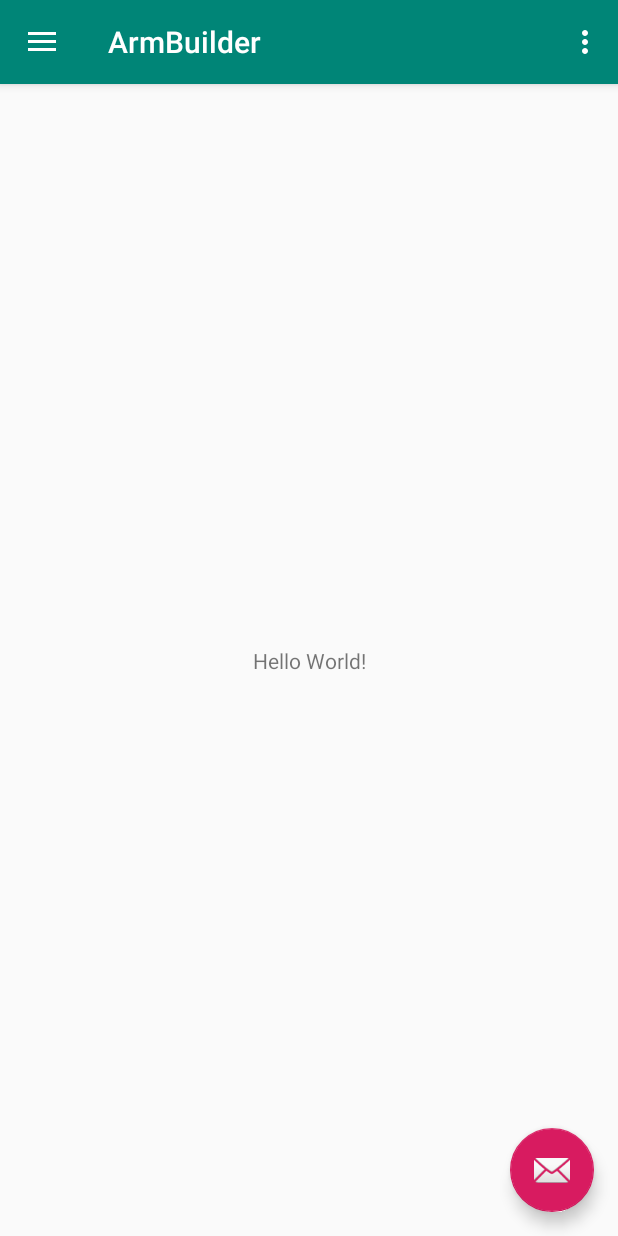
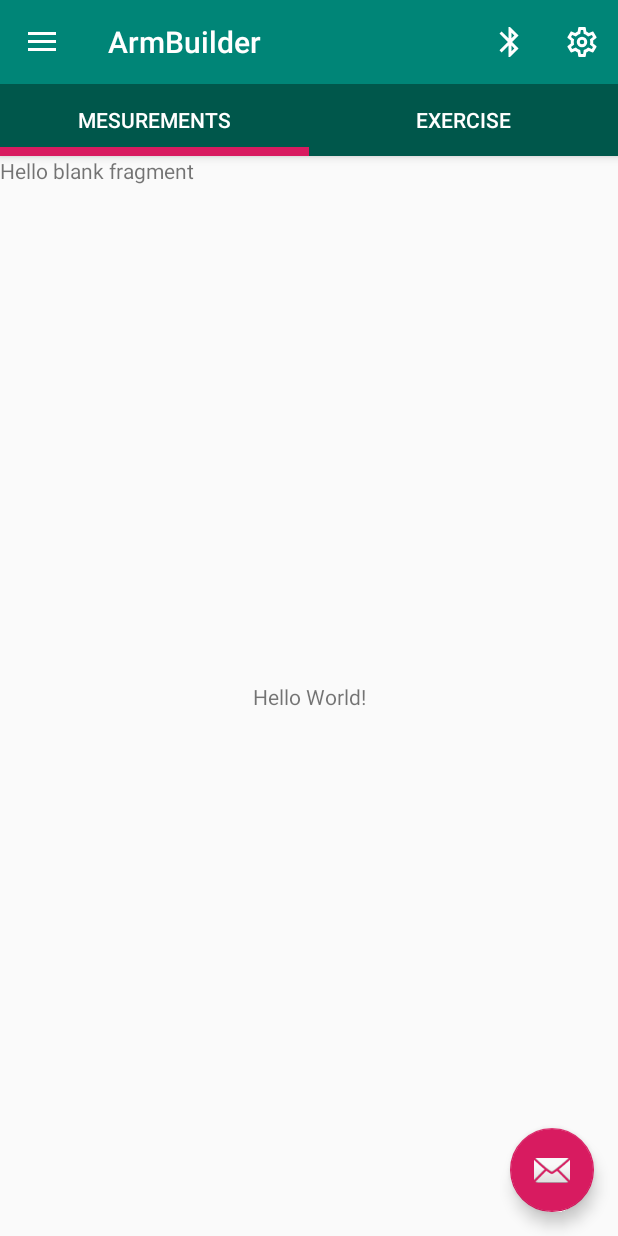
Before and after one commit to amargorin/ArmBuilder, an Android app: the screen it shows after launch (MainActivity), on a phone screen of 412 x 824 dp. Run offline under Robolectric (Android 15) with nearby library versions, the phone set to English and light mode, and no system bars.

Commit message:
Added tabs and test fragment

```diff
--- a/app/build.gradle
+++ b/app/build.gradle
@@ -23,6 +23,7 @@ dependencies {
     implementation 'com.android.support:appcompat-v7:28.0.0'
     implementation 'com.android.support:design:28.0.0'
     implementation 'com.android.support.constraint:constraint-layout:1.1.3'
+    implementation 'com.android.support:support-v4:28.0.0'
     testImplementation 'junit:junit:4.12'
     androidTestImplementation 'com.android.support.test:runner:1.0.2'
     androidTestImplementation 'com.android.support.test.espresso:espresso-core:3.0.2'
--- a/app/src/main/java/pro/matyschenko/armbuilder/armbuilder/MainActivity.java
+++ b/app/src/main/java/pro/matyschenko/armbuilder/armbuilder/MainActivity.java
@@ -3,6 +3,8 @@ package pro.matyschenko.armbuilder.armbuilder;
 import android.os.Bundle;
 import android.support.design.widget.FloatingActionButton;
 import android.support.design.widget.Snackbar;
+import android.support.design.widget.TabLayout;
+import android.support.v4.view.ViewPager;
 import android.view.View;
 import android.support.design.widget.NavigationView;
 import android.support.v4.view.GravityCompat;
@@ -13,15 +15,21 @@ import android.support.v7.widget.Toolbar;
 import android.view.Menu;
 import android.view.MenuItem;
 
+import pro.matyschenko.armbuilder.armbuilder.adapter.TabsPagerFragmentAdapter;
+
 public class MainActivity extends AppCompatActivity
         implements NavigationView.OnNavigationItemSelectedListener {
+
+    Toolbar toolbar;
+    ViewPager viewPager;
 
     @Override
     protected void onCreate(Bundle savedInstanceState) {
         super.onCreate(savedInstanceState);
         setContentView(R.layout.activity_main);
-        Toolbar toolbar = (Toolbar) findViewById(R.id.toolbar);
+        toolbar = (Toolbar) findViewById(R.id.toolbar);
         setSupportActionBar(toolbar);
+
 
         FloatingActionButton fab = (FloatingActionButton) findViewById(R.id.fab);
         fab.setOnClickListener(new View.OnClickListener() {
@@ -32,14 +40,8 @@ public class MainActivity extends AppCompatActivity
             }
         });
 
-        DrawerLayout drawer = (DrawerLayout) findViewById(R.id.drawer_layout);
-        ActionBarDrawerToggle toggle = new ActionBarDrawerToggle(
-                this, drawer, toolbar, R.string.navigation_drawer_open, R.string.navigation_drawer_close);
-        drawer.addDrawerListener(toggle);
-        toggle.syncState();
-
-        NavigationView navigationView = (NavigationView) findViewById(R.id.nav_view);
-        navigationView.setNavigationItemSelectedListener(this);
+        initNavigationView();
+        initTabs();
     }
 
     @Override
@@ -98,4 +100,25 @@ public class MainActivity extends AppCompatActivity
         drawer.closeDrawer(GravityCompat.START);
         return true;
     }
+
+    private void initNavigationView() {
+        DrawerLayout drawer = (DrawerLayout) findViewById(R.id.drawer_layout);
+        ActionBarDrawerToggle toggle = new ActionBarDrawerToggle(
+                this, drawer, toolbar, R.string.navigation_drawer_open, R.string.navigation_drawer_close);
+        drawer.addDrawerListener(toggle);
+        toggle.syncState();
+
+        NavigationView navigationView = (NavigationView) findViewById(R.id.nav_view);
+        navigationView.setNavigationItemSelectedListener(this);
+    }
+
+    private void initTabs() {
+        viewPager = (ViewPager) findViewById(R.id.viewPager);
+        TabsPagerFragmentAdapter adapter = new TabsPagerFragmentAdapter(getSupportFragmentManager());
+        viewPager.setAdapter(adapter);
+
+        TabLayout tabLayout = (TabLayout) findViewById(R.id.tabLayout);
+        tabLayout.setupWithViewPager(viewPager);
+
+    }
 }
--- /dev/null
+++ b/app/src/main/java/pro/matyschenko/armbuilder/armbuilder/adapter/TabsPagerFragmentAdapter.java
@@ -0,0 +1,43 @@
+package pro.matyschenko.armbuilder.armbuilder.adapter;
+
+import android.support.annotation.Nullable;
+import android.support.v4.app.Fragment;
+import android.support.v4.app.FragmentManager;
+import android.support.v4.app.FragmentPagerAdapter;
+
+import pro.matyschenko.armbuilder.armbuilder.fragment.MesurementFragment;
+
+public class TabsPagerFragmentAdapter extends FragmentPagerAdapter {
+
+    private String[] tabs;
+
+    public TabsPagerFragmentAdapter(FragmentManager fm) {
+        super(fm);
+        tabs = new String[] {
+                "MESUREMENTS", "EXERCISE"
+        };
+
+    }
+
+    @Nullable
+    @Override
+    public CharSequence getPageTitle(int position) {
+        return tabs[position];
+    }
+
+    @Override
+    public Fragment getItem(int i) {
+        switch (i) {
+            case 0:
+                return MesurementFragment.newInstance();
+            case 1:
+                return MesurementFragment.newInstance();
+        }
+        return null;
+    }
+
+    @Override
+    public int getCount() {
+        return tabs.length;
+    }
+}
--- /dev/null
+++ b/app/src/main/java/pro/matyschenko/armbuilder/armbuilder/fragment/MesurementFragment.java
@@ -0,0 +1,93 @@
+package pro.matyschenko.armbuilder.armbuilder.fragment;
+
+import android.content.Context;
+import android.net.Uri;
+import android.os.Bundle;
+import android.support.v4.app.Fragment;
+import android.view.LayoutInflater;
+import android.view.View;
+import android.view.ViewGroup;
+
+import pro.matyschenko.armbuilder.armbuilder.R;
+
+public class MesurementFragment extends Fragment {
+    // TODO: Rename parameter arguments, choose names that match
+    // the fragment initialization parameters, e.g. ARG_ITEM_NUMBER
+    private static final String ARG_PARAM1 = "param1";
+    private static final String ARG_PARAM2 = "param2";
+
+    // TODO: Rename and change types of parameters
+    private String mParam1;
+    private String mParam2;
+
+//    private OnFragmentInteractionListener mListener;
+
+    public MesurementFragment() {
+        // Required empty public constructor
+    }
+
+    // TODO: Rename and change types and number of parameters
+    public static MesurementFragment newInstance() {
+        MesurementFragment fragment = new MesurementFragment();
+        Bundle args = new Bundle();
+//        args.putString(ARG_PARAM1, param1);
+//        args.putString(ARG_PARAM2, param2);
+        fragment.setArguments(args);
+        return fragment;
+    }
+
+    @Override
+    public void onCreate(Bundle savedInstanceState) {
+        super.onCreate(savedInstanceState);
+        if (getArguments() != null) {
+            mParam1 = getArguments().getString(ARG_PARAM1);
+            mParam2 = getArguments().getString(ARG_PARAM2);
+        }
+    }
+
+    @Override
+    public View onCreateView(LayoutInflater inflater, ViewGroup container,
+                             Bundle savedInstanceState) {
+        // Inflate the layout for this fragment
+        return inflater.inflate(R.layout.fragment_mesurement, container, false);
+    }
+
+//    // TODO: Rename method, update argument and hook method into UI event
+//    public void onButtonPressed(Uri uri) {
+//        if (mListener != null) {
+//            mListener.onFragmentInteraction(uri);
+//        }
+//    }
+
+//    @Override
+//    public void onAttach(Context context) {
+//        super.onAttach(context);
+//        if (context instanceof OnFragmentInteractionListener) {
+//            mListener = (OnFragmentInteractionListener) context;
+//        } else {
+//            throw new RuntimeException(context.toString()
+//                    + " must implement OnFragmentInteractionListener");
+//        }
+//    }
+
+//    @Override
+//    public void onDetach() {
+//        super.onDetach();
+//        mListener = null;
+//    }
+
+    /**
+     * This interface must be implemented by activities that contain this
+     * fragment to allow an interaction in this fragment to be communicated
+     * to the activity and potentially other fragments contained in that
+     * activity.
+     * <p>
+     * See the Android Training lesson <a href=
+     * "http://developer.android.com/training/basics/fragments/communicating.html"
+     * >Communicating with Other Fragments</a> for more information.
+     */
+//    public interface OnFragmentInteractionListener {
+//        // TODO: Update argument type and name
+//        void onFragmentInteraction(Uri uri);
+//    }
+}
--- /dev/null
+++ b/app/src/main/res/drawable/bluetooth.xml
@@ -0,0 +1,8 @@
+<!-- drawable/bluetooth.xml -->
+<vector xmlns:android="http://schemas.android.com/apk/res/android"
+    android:height="24dp"
+    android:width="24dp"
+    android:viewportWidth="24"
+    android:viewportHeight="24">
+    <path android:fillColor="#fff" android:pathData="M14.88,16.29L13,18.17V14.41M13,5.83L14.88,7.71L13,9.58M17.71,7.71L12,2H11V9.58L6.41,5L5,6.41L10.59,12L5,17.58L6.41,19L11,14.41V22H12L17.71,16.29L13.41,12L17.71,7.71Z" />
+</vector>
--- /dev/null
+++ b/app/src/main/res/drawable/plus.xml
@@ -0,0 +1,8 @@
+<!-- drawable/plus.xml -->
+<vector xmlns:android="http://schemas.android.com/apk/res/android"
+    android:height="24dp"
+    android:width="24dp"
+    android:viewportWidth="24"
+    android:viewportHeight="24">
+    <path android:fillColor="#000" android:pathData="M19,13H13V19H11V13H5V11H11V5H13V11H19V13Z" />
+</vector>
--- /dev/null
+++ b/app/src/main/res/drawable/settings_outline.xml
@@ -0,0 +1,8 @@
+<!-- drawable/settings-outline.xml -->
+<vector xmlns:android="http://schemas.android.com/apk/res/android"
+    android:height="24dp"
+    android:width="24dp"
+    android:viewportWidth="24"
+    android:viewportHeight="24">
+    <path android:fillColor="#fff" android:pathData="M19.43,12.97L21.54,14.63C21.73,14.78 21.78,15.05 21.66,15.27L19.66,18.73C19.54,18.95 19.27,19.03 19.05,18.95L16.56,17.94C16.04,18.34 15.5,18.67 14.87,18.93L14.5,21.58C14.46,21.82 14.25,22 14,22H10C9.75,22 9.54,21.82 9.5,21.58L9.13,18.93C8.5,18.68 7.96,18.34 7.44,17.94L4.95,18.95C4.73,19.03 4.46,18.95 4.34,18.73L2.34,15.27C2.21,15.05 2.27,14.78 2.46,14.63L4.57,12.97L4.5,12L4.57,11L2.46,9.37C2.27,9.22 2.21,8.95 2.34,8.73L4.34,5.27C4.46,5.05 4.73,4.96 4.95,5.05L7.44,6.05C7.96,5.66 8.5,5.32 9.13,5.07L9.5,2.42C9.54,2.18 9.75,2 10,2H14C14.25,2 14.46,2.18 14.5,2.42L14.87,5.07C15.5,5.32 16.04,5.66 16.56,6.05L19.05,5.05C19.27,4.96 19.54,5.05 19.66,5.27L21.66,8.73C21.78,8.95 21.73,9.22 21.54,9.37L19.43,11L19.5,12L19.43,12.97M6.5,12C6.5,12.58 6.59,13.13 6.75,13.66L4.68,15.36L5.43,16.66L7.95,15.72C8.69,16.53 9.68,17.12 10.8,17.37L11.24,20H12.74L13.18,17.37C14.3,17.13 15.3,16.54 16.05,15.73L18.56,16.67L19.31,15.37L17.24,13.67C17.41,13.14 17.5,12.58 17.5,12C17.5,11.43 17.41,10.87 17.25,10.35L19.31,8.66L18.56,7.36L16.06,8.29C15.31,7.47 14.31,6.88 13.19,6.63L12.75,4H11.25L10.81,6.63C9.69,6.88 8.69,7.47 7.94,8.29L5.44,7.35L4.69,8.65L6.75,10.35C6.59,10.87 6.5,11.43 6.5,12M12,8.5A3.5,3.5 0 0,1 15.5,12A3.5,3.5 0 0,1 12,15.5A3.5,3.5 0 0,1 8.5,12A3.5,3.5 0 0,1 12,8.5M12,10.5A1.5,1.5 0 0,0 10.5,12A1.5,1.5 0 0,0 12,13.5A1.5,1.5 0 0,0 13.5,12A1.5,1.5 0 0,0 12,10.5Z" />
+</vector>
--- a/app/src/main/res/layout/app_bar_main.xml
+++ b/app/src/main/res/layout/app_bar_main.xml
@@ -18,7 +18,25 @@
             android:background="?attr/colorPrimary"
             app:popupTheme="@style/AppTheme.PopupOverlay" />
 
+        <android.support.design.widget.TabLayout
+            android:id="@+id/tabLayout"
+            android:background="?attr/colorPrimaryDark"
+            android:layout_width="match_parent"
+            android:layout_height="wrap_content"
+            app:tabIndicatorColor="@color/colorAccent"
+            app:tabIndicatorHeight="6dp"
+            app:tabSelectedTextColor="@android:color/white"
+            app:tabTextColor="@android:color/white">
+
+        </android.support.design.widget.TabLayout>
+
     </android.support.design.widget.AppBarLayout>
+
+    <android.support.v4.view.ViewPager
+        android:id="@+id/viewPager"
+        android:layout_height="match_parent"
+        android:layout_width="match_parent"
+        app:layout_behavior="@string/appbar_scrolling_view_behavior"/>
 
     <include layout="@layout/content_main" />
 
--- /dev/null
+++ b/app/src/main/res/layout/fragment_mesurement.xml
@@ -0,0 +1,14 @@
+<?xml version="1.0" encoding="utf-8"?>
+<FrameLayout xmlns:android="http://schemas.android.com/apk/res/android"
+    xmlns:tools="http://schemas.android.com/tools"
+    android:layout_width="match_parent"
+    android:layout_height="match_parent"
+    tools:context=".fragment.MesurementFragment">
+
+    <!-- TODO: Update blank fragment layout -->
+    <TextView
+        android:layout_width="match_parent"
+        android:layout_height="match_parent"
+        android:text="@string/hello_blank_fragment" />
+
+</FrameLayout>
--- a/app/src/main/res/menu/main.xml
+++ b/app/src/main/res/menu/main.xml
@@ -5,5 +5,11 @@
         android:id="@+id/action_settings"
         android:orderInCategory="100"
         android:title="@string/action_settings"
-        app:showAsAction="never" />
+        android:icon="@drawable/settings_outline"
+        app:showAsAction="ifRoom" />
+    <item
+        android:id="@+id/select_device"
+        android:title="@string/select_device"
+        android:icon="@drawable/bluetooth"
+        app:showAsAction="ifRoom" />
 </menu>
--- a/app/src/main/res/values/strings.xml
+++ b/app/src/main/res/values/strings.xml
@@ -1,9 +1,15 @@
 <resources>
     <string name="app_name">ArmBuilder</string>
+    <string name="tab_text_1">Mesurement</string>
+    <string name="tab_text_2">Exercises</string>
     <string name="navigation_drawer_open">Open navigation drawer</string>
     <string name="navigation_drawer_close">Close navigation drawer</string>
     <string name="nav_header_title">Android Studio</string>
     <string name="nav_header_subtitle">android.studio@android.com</string>
     <string name="nav_header_desc">Navigation header</string>
     <string name="action_settings">Settings</string>
+    <string name="select_device">Bluetooth</string>
+
+    <!-- TODO: Remove or change this placeholder text -->
+    <string name="hello_blank_fragment">Hello blank fragment</string>
 </resources>
```
